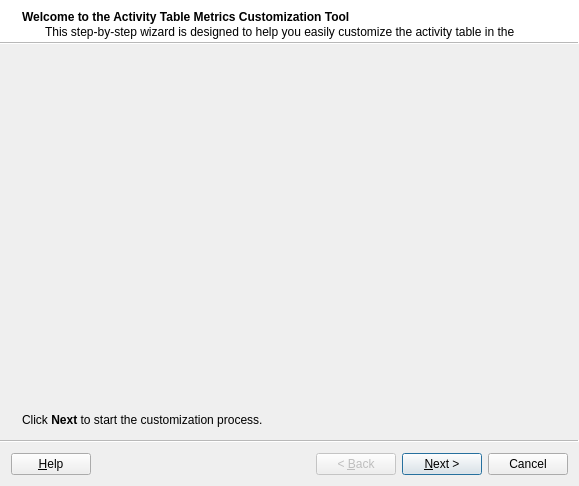
Before: the Qt Designer form src/cplus_plugin/ui/activity_metrics_builder_dialog.ui in ConservationInternational/cplus-plugin, drawn with Qt 5.
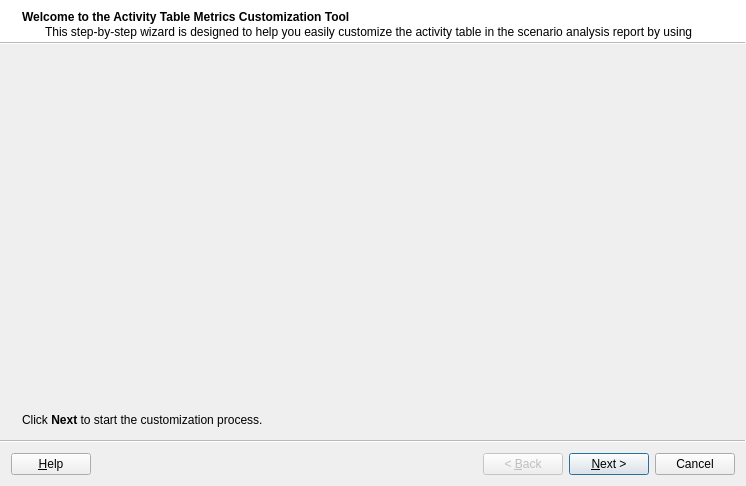
After: the same form once the commit is applied. Custom widgets are drawn as their Qt base class.

The edit to the form file:
```diff
--- a/src/cplus_plugin/ui/activity_metrics_builder_dialog.ui
+++ b/src/cplus_plugin/ui/activity_metrics_builder_dialog.ui
@@ -6,7 +6,7 @@
    <rect>
     <x>0</x>
     <y>0</y>
-    <width>574</width>
+    <width>746</width>
     <height>486</height>
    </rect>
   </property>
```
Left out of the diff: 50 changed lines with no effect on the pictures.
